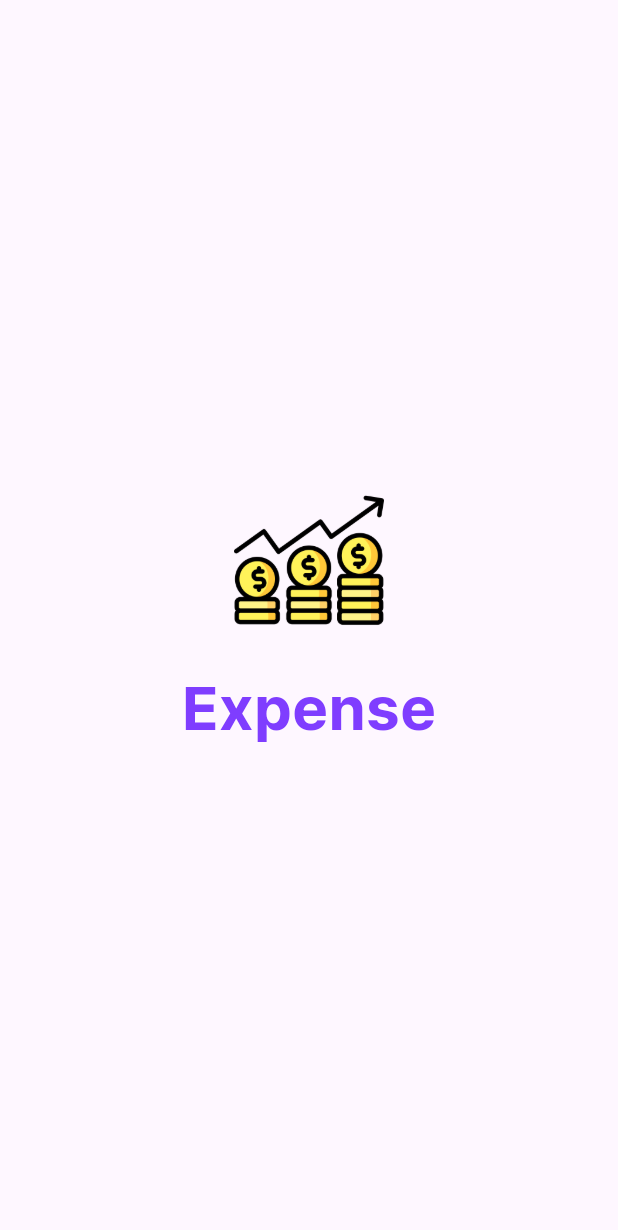
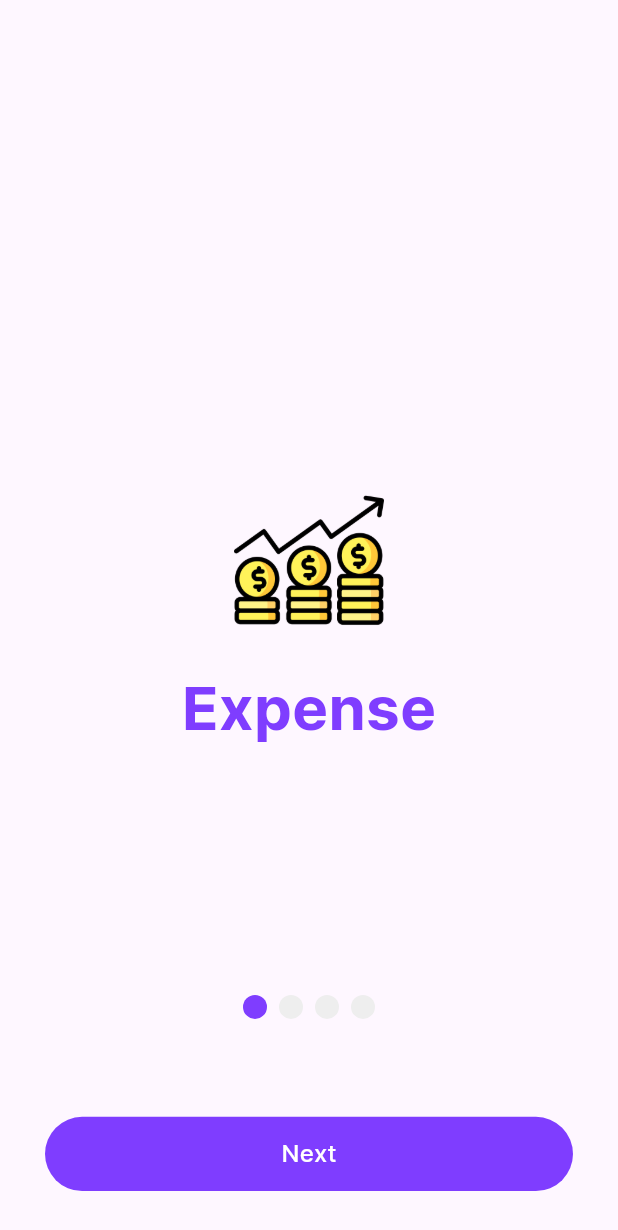
Before and after one commit to Sanjaya-Danushka/Expense, a Flutter app: the screen it shows after launch, on a phone screen of 412 x 824 dp. Shown: the top 1230 px of the screen. Run offline on Flutter 3.47's test engine with Material 3 defaults, Android fonts, the light colour scheme and no system bars; drawn by our look-alikes of smooth_page_indicator.

Commit message:
onboarding screen done

```diff
--- /dev/null
+++ b/lib/data/onboarding_data.dart
@@ -0,0 +1,24 @@
+import 'package:projectzero/models/onboarding.dart';
+
+class OnboardingData {
+  static List<Onboarding> onboardingList = [
+    Onboarding(
+      title: "Gain total control of your money",
+      description:
+          "Become your own money manager and make every cent count",
+      image: "assets/images/onboard_1.png",
+    ),
+    Onboarding(
+      title: "Know where your money goes",
+      description:
+          "Track your transaction easily with categories and financial report",
+      image: "assets/images/onboard_3.png",
+    ),
+    Onboarding(
+      title: "Planning ahead",
+      description:
+          "Setup your budget for each category so you in control",
+      image: "assets/images/onboard_2.png",
+    ),
+  ];
+}
--- a/lib/screens/onboarding_screens.dart
+++ b/lib/screens/onboarding_screens.dart
@@ -1,5 +1,10 @@
 import 'package:flutter/material.dart';
+import 'package:projectzero/constants/colors.dart';
+import 'package:projectzero/data/onboarding_data.dart';
 import 'package:projectzero/screens/onbarding/front_page.dart';
+import 'package:projectzero/screens/onbarding/shard_onnboarding_screens.dart';
+import 'package:projectzero/widgets/custome_button.dart';
+import 'package:smooth_page_indicator/smooth_page_indicator.dart';
 
 class OnboardingScreens extends StatefulWidget {
   const OnboardingScreens({super.key});
@@ -9,6 +14,9 @@ class OnboardingScreens extends StatefulWidget {
 }
 
 class _OnboardingScreensState extends State<OnboardingScreens> {
+  final PageController _pageController = PageController();
+  bool showDetailsPage = false;
+
   @override
   Widget build(BuildContext context) {
     return Scaffold(
@@ -20,13 +28,60 @@ class _OnboardingScreensState extends State<OnboardingScreens> {
               children: [
                 //onbarding screes
                 PageView(
+                  controller: _pageController,
                   children: [
                     FrontPage(),
-                    Container(color: Colors.red),
-                    Container(color: Colors.green),
-                    Container(color: Colors.blue),
-                    Container(color: Colors.yellow),
+                    OnboardingScreen(
+                      title: OnboardingData.onboardingList[0].title,
+                      description: OnboardingData.onboardingList[0].description,
+                      image: OnboardingData.onboardingList[0].image,
+                    ),
+                    OnboardingScreen(
+                      title: OnboardingData.onboardingList[1].title,
+                      description: OnboardingData.onboardingList[1].description,
+                      image: OnboardingData.onboardingList[1].image,
+                    ),
+                    OnboardingScreen(
+                      title: OnboardingData.onboardingList[2].title,
+                      description: OnboardingData.onboardingList[2].description,
+                      image: OnboardingData.onboardingList[2].image,
+                    ),
                   ],
+                ),
+                //page indicator
+                Container(
+                  alignment: Alignment(0, 0.75),
+                  margin: const EdgeInsets.only(bottom: 50),
+                  child: SmoothPageIndicator(
+                    controller: _pageController,
+                    count: 4,
+                    effect: WormEffect(
+                      activeDotColor: kMainColor,
+                      dotColor: kLightGray,
+                    ),
+                  ),
+                ),
+                //navigation button
+                Positioned(
+                  bottom: 30,
+                  left: 0,
+                  right: 0,
+                  child: Padding(
+                    padding: const EdgeInsets.symmetric(horizontal: 30),
+                    child: GestureDetector(
+                      onTap: () {
+                        _pageController.nextPage(
+                          duration: const Duration(milliseconds: 300),
+                          curve: Curves.easeInOut,
+                        );
+                        if (_pageController.page == 3) {
+                          showDetailsPage = true;
+                          print("done");
+                        }
+                      },
+                      child: CustomButton(text: 'Next', color: kMainColor),
+                    ),
+                  ),
                 ),
               ],
             ),
--- /dev/null
+++ b/lib/widgets/custome_button.dart
@@ -0,0 +1,28 @@
+import 'package:flutter/material.dart';
+
+class CustomButton extends StatelessWidget {
+  final String text;
+  final Color color;
+  const CustomButton({super.key, required this.text, required this.color});
+
+  @override
+  Widget build(BuildContext context) {
+    return Container(
+      height: MediaQuery.of(context).size.height * 0.06,
+      decoration: BoxDecoration(
+        color: color,
+        borderRadius: BorderRadius.circular(100),
+      ),
+      child: Center(
+        child: Text(
+          text,
+          style: const TextStyle(
+            color: Colors.white,
+            fontSize: 16,
+            fontWeight: FontWeight.w500,
+          ),
+        ),
+      ),
+    );
+  }
+}
--- a/pubspec.yaml
+++ b/pubspec.yaml
@@ -34,6 +34,7 @@ dependencies:
   # The following adds the Cupertino Icons font to your application.
   # Use with the CupertinoIcons class for iOS style icons.
   cupertino_icons: ^1.0.8
+  smooth_page_indicator: ^1.2.1
 
 dev_dependencies:
   flutter_test:
```
Also changed, not shown: lib/screens/onbarding/shard_onnboarding_screens.dart (added, +43 -0 lines), pubspec.lock.
